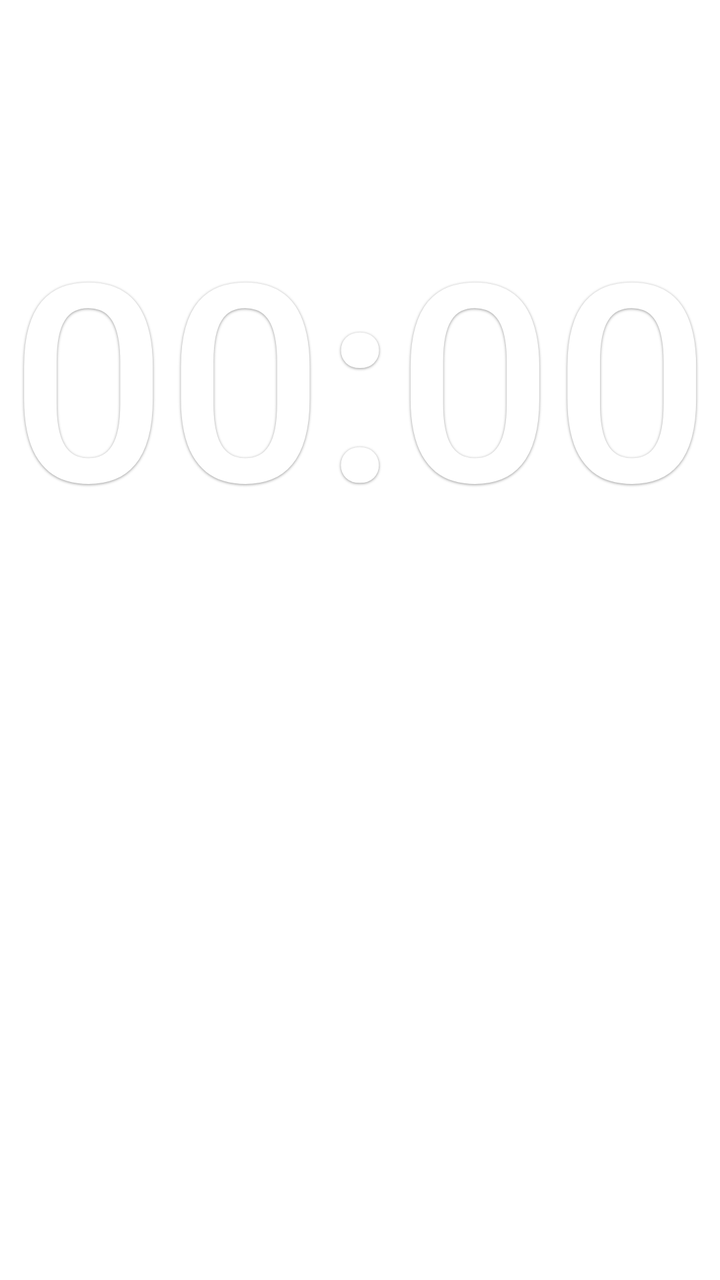
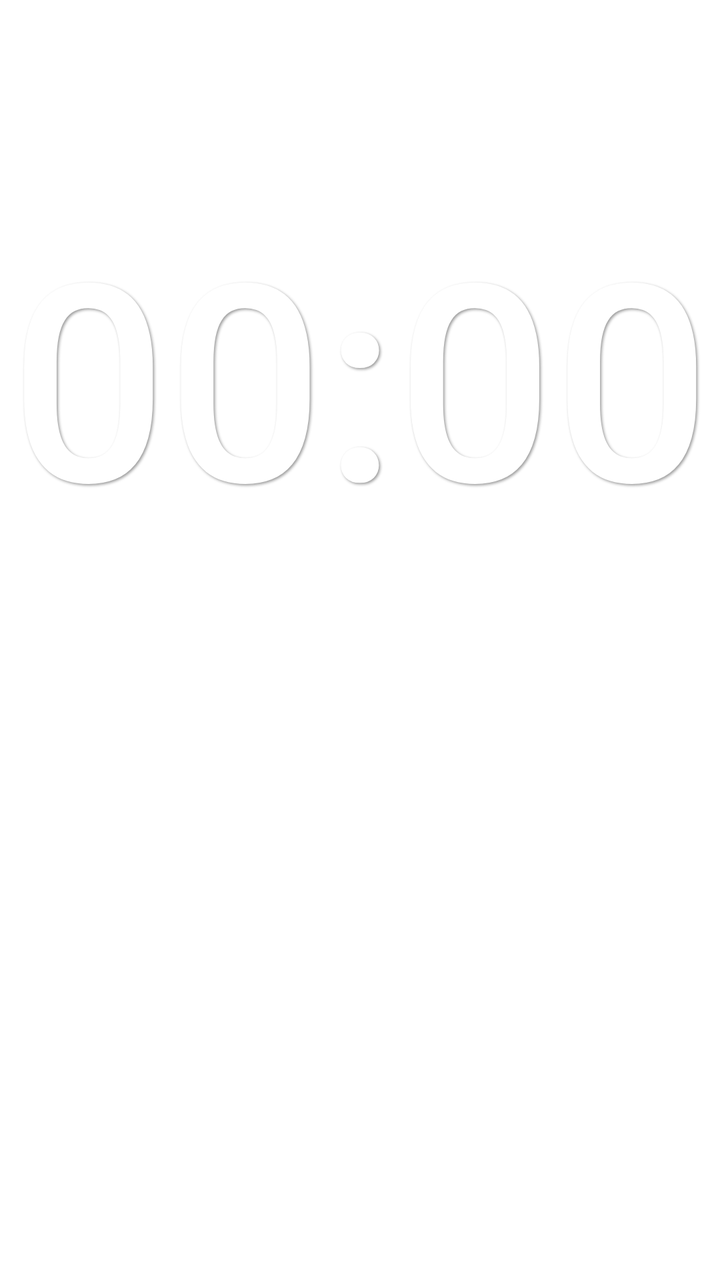

The first picture is an Android layout as it rendered before a commit; the second is the same layout after the commit. The layout source and the unified diff follow.
<!-- AndroidManifest.xml: fallback theme Theme.MaterialComponents.DayNight.NoActionBar -->
<!-- res/layout/widget_clock.xml -->
<?xml version="1.0" encoding="utf-8"?>
<LinearLayout xmlns:android="http://schemas.android.com/apk/res/android"
    android:id="@+id/widget_root"
    android:layout_width="match_parent"
    android:layout_height="match_parent"
    android:gravity="center"
    android:orientation="vertical"
    android:padding="4dp">

    
    <TextClock
        android:id="@+id/txt_time"
        android:fontFamily="sans-serif-medium"
        android:layout_width="match_parent"
        android:layout_height="0dp"
        android:layout_weight="3"
        android:autoSizeMaxTextSize="300sp"
        android:autoSizeMinTextSize="8sp"
        android:autoSizeStepGranularity="1sp"
        android:autoSizeTextType="uniform"
        android:format12Hour="HH:mm"
        android:format24Hour="HH:mm"
        android:gravity="center"
        android:includeFontPadding="false"
        android:maxLines="1"
        android:shadowColor="#66000000"
        android:shadowDx="0"
        android:shadowDy="1"
        android:shadowRadius="3"
        android:textColor="#FFFFFF"
         />
     

    
    <TextView
        android:id="@+id/txt_date"
         android:fontFamily="sans-serif"
        android:layout_width="match_parent"
        android:layout_height="0dp"
        android:layout_weight="2"
        android:autoSizeMaxTextSize="200sp"
        android:autoSizeMinTextSize="6sp"
        android:autoSizeStepGranularity="1sp"
        android:autoSizeTextType="uniform"
        android:gravity="center"
        android:includeFontPadding="false"
        android:maxLines="1"
        android:shadowColor="#66000000"
        android:shadowDx="0"
        android:shadowDy="1"
        android:shadowRadius="3"
        android:textColor="#FFFFFF"
         />
     

</LinearLayout>
<!-- resources referenced by this layout -->
<resources>

</resources>

<!-- the commit's change to res/layout/widget_clock.xml (unified diff, before → after) -->
@@ -24,8 +24,8 @@
         android:includeFontPadding="false"
         android:maxLines="1"
         android:shadowColor="#66000000"
-        android:shadowDx="0"
-        android:shadowDy="1"
+        android:shadowDx="2"
+        android:shadowDy="2"
         android:shadowRadius="3"
         android:textColor="#FFFFFF"
          />
@@ -46,8 +46,8 @@
         android:includeFontPadding="false"
         android:maxLines="1"
         android:shadowColor="#66000000"
-        android:shadowDx="0"
-        android:shadowDy="1"
+        android:shadowDx="2"
+        android:shadowDy="2"
         android:shadowRadius="3"
         android:textColor="#FFFFFF"
          />
